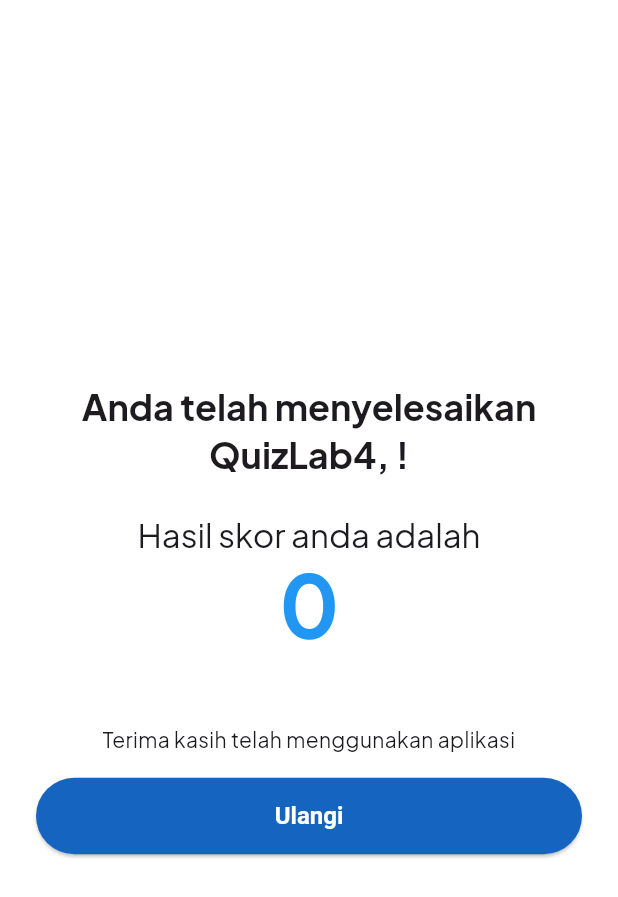
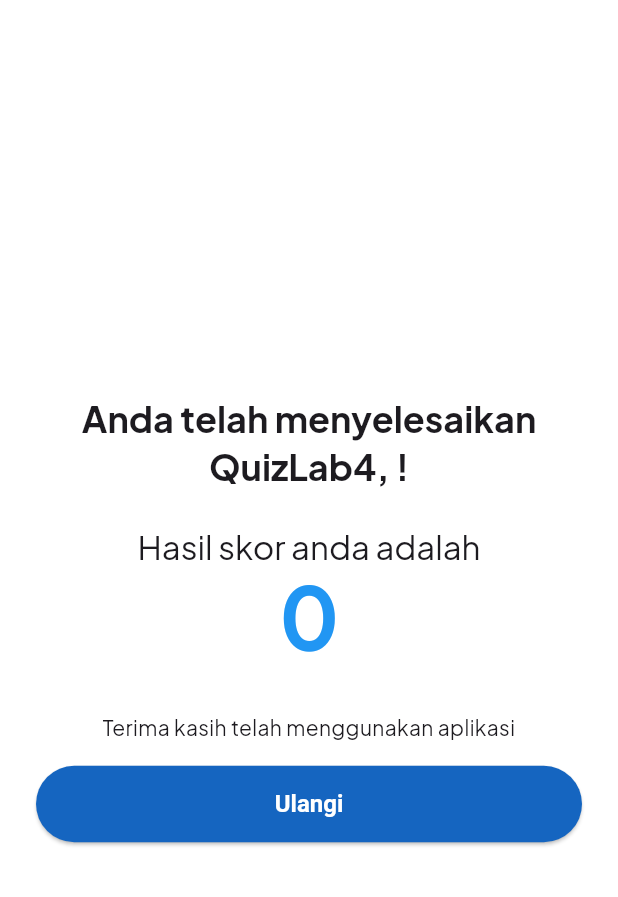
Before and after one commit to indomiekwah/QuizLab4_UTSPemmob, a Flutter app: the ResultScreen screen opened by its route, on a phone screen of 412 x 824 dp. Shown: the top 897 px of the screen. Run offline on Flutter 3.47's test engine with Material 3 defaults, Android fonts, the phone set to English and light mode, and no system bars; our stand-ins replace google_fonts; missing offline and left inert: iconify_flutter; statements that could not run were skipped.

Commit message:
style: perbaiki tampilan result screen

```diff
--- a/lib/screens/result_screen.dart
+++ b/lib/screens/result_screen.dart
@@ -48,7 +48,7 @@ class ResultScreen extends StatelessWidget {
                     .displayLarge
                     ?.copyWith(fontWeight: FontWeight.bold, color: Colors.blue),
               ),
-              const SizedBox(height: 48),
+              const SizedBox(height: 32),
               Text(
                 "Terima kasih telah menggunakan aplikasi", // [cite: 80]
                 textAlign: TextAlign.center,
```
